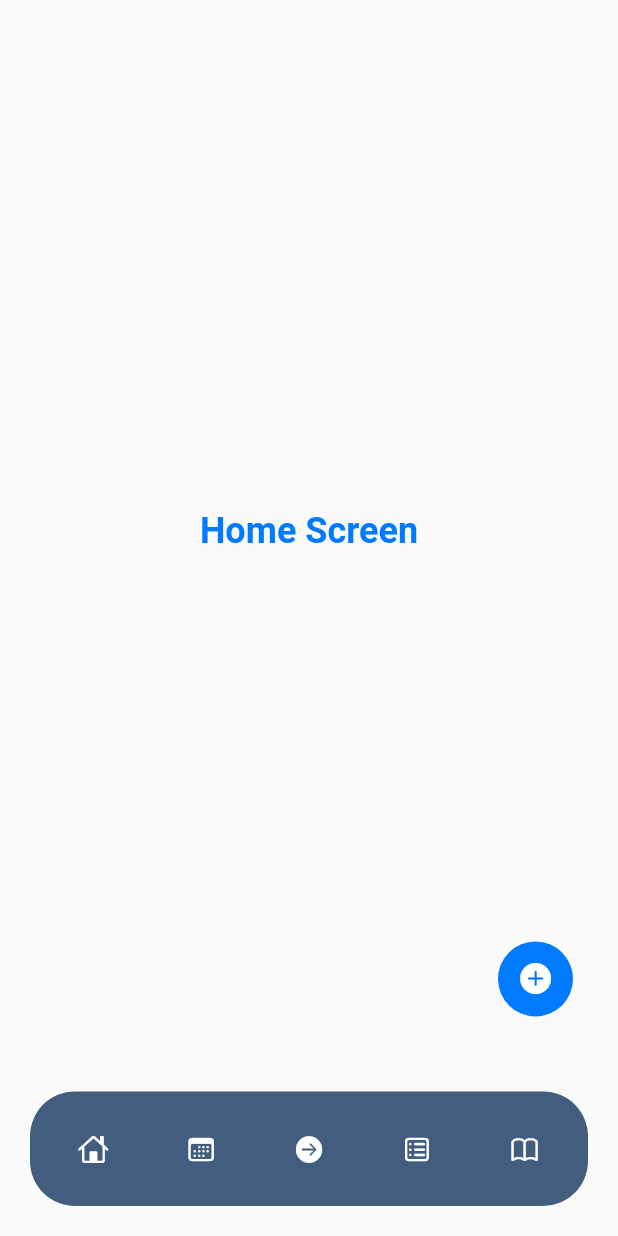
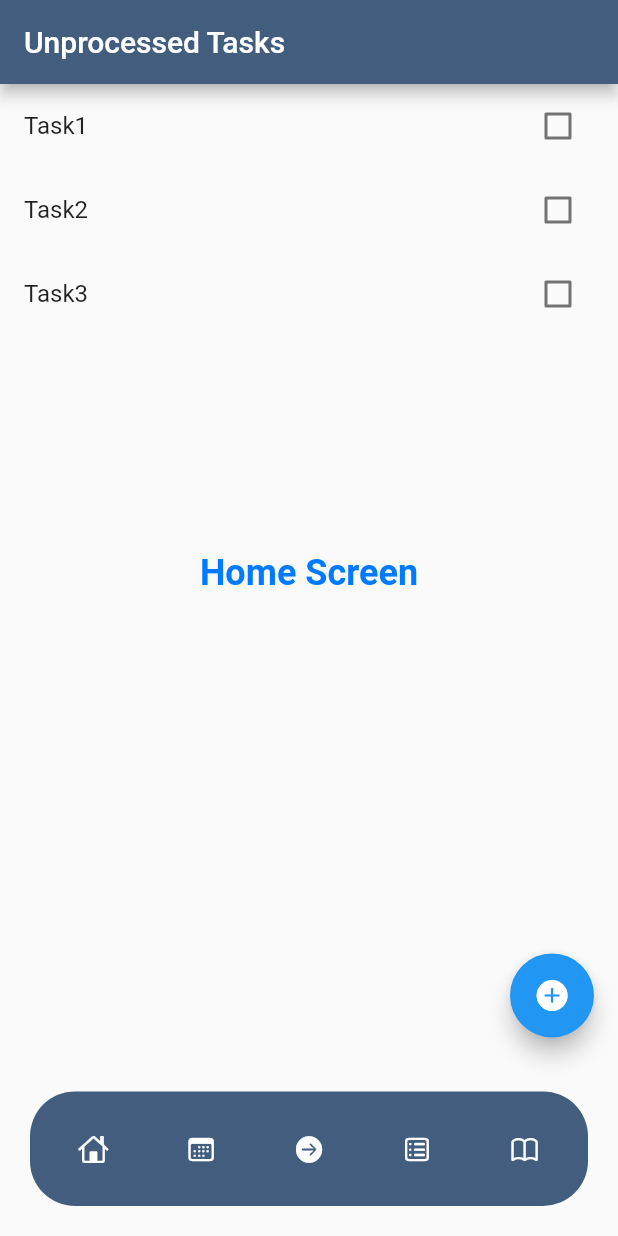
Before and after one commit to mehmethekim/get_it_done_app, a Flutter app: the screen it shows after launch, on a phone screen of 412 x 824 dp. Run offline on Flutter 3.47's test engine with Material 2 defaults, Android fonts, the phone set to English and light mode, and no system bars; our stand-ins replace bloc, equatable, flutter_bloc, rive.

Commit message:
Added Task Listview.

```diff
--- a/lib/screen/home_screen.dart
+++ b/lib/screen/home_screen.dart
@@ -2,13 +2,25 @@ import 'package:flutter/cupertino.dart';
 import 'package:flutter/material.dart';
 import '../bloc/bloc_import.dart';
 import '../models/bottom_navigation_bar.dart';
+import '../models/task.dart';
 
 class HomeScreen extends StatelessWidget {
-  const HomeScreen({super.key});
+  HomeScreen({super.key});
+
+  List<PrimitiveTask> UnprocessedTaskList = [
+    PrimitiveTask(title: "Task1"),
+    PrimitiveTask(title: "Task2"),
+    PrimitiveTask(title: "Task3"),
+  ];
 
   @override
   Widget build(BuildContext context) {
     return Scaffold(
+      appBar: AppBar(
+        title: const Text('Unprocessed Tasks'),
+        backgroundColor: Color.fromARGB(255, 66, 93, 126),
+        foregroundColor: CupertinoColors.white,
+      ),
       body: Stack(
         children: [
           Container(
@@ -23,28 +35,47 @@ class HomeScreen extends StatelessWidget {
               ),
             ),
           ),
-          Align(
-            alignment: Alignment.bottomRight,
-            child: Padding(
-              padding: const EdgeInsets.all(30.0),
-              child: GestureDetector(
-                onTap: () {},
-                child: Container(
-                  width: 50, // Set your desired width here
-                  height: 50, // Set your desired height here
-                  decoration: BoxDecoration(
-                    color: CupertinoColors.activeBlue,
-                    borderRadius: BorderRadius.circular(30.0),
-                  ),
-                  child: Icon(
-                    CupertinoIcons.add_circled_solid,
-                    color: CupertinoColors.white,
-                  ),
-                ),
-              ),
-            ),
-          ),
+          // Align(
+          //   alignment: Alignment.bottomRight,
+          //   child: Padding(
+          //     padding: const EdgeInsets.all(30.0),
+          //     child: GestureDetector(
+          //       onTap: () {},
+          //       child: Container(
+          //         width: 50, // Set your desired width here
+          //         height: 50, // Set your desired height here
+          //         decoration: BoxDecoration(
+          //           color: CupertinoColors.activeBlue,
+          //           borderRadius: BorderRadius.circular(30.0),
+          //         ),
+          //         child: Icon(
+          //           CupertinoIcons.add_circled_solid,
+          //           color: CupertinoColors.white,
+          //         ),
+          //       ),
+          //     ),
+          //   ),
+          // ),
+
+          ListView.builder(
+              itemBuilder: (context, index) {
+                var task = UnprocessedTaskList[index];
+                return ListTile(
+                  title: Text(task.title),
+                  trailing: Checkbox(value: task.isDone, onChanged: (value) {}),
+                );
+              },
+              itemCount: UnprocessedTaskList.length)
         ],
+      ),
+      floatingActionButton: FloatingActionButton(
+        child: Icon(
+          CupertinoIcons.add_circled_solid,
+          color: CupertinoColors.white,
+        ),
+        onPressed: () {
+          // Add your onPressed code here!
+        },
       ),
       bottomNavigationBar: SafeArea(
         child: BlocBuilder<BottomNavigationBarBloc, BottomNavigationBarState>(
```
